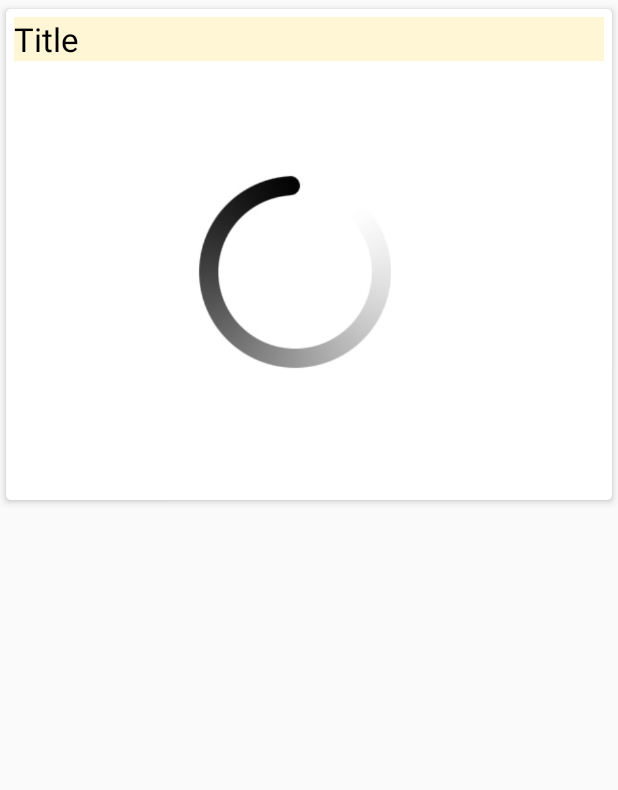
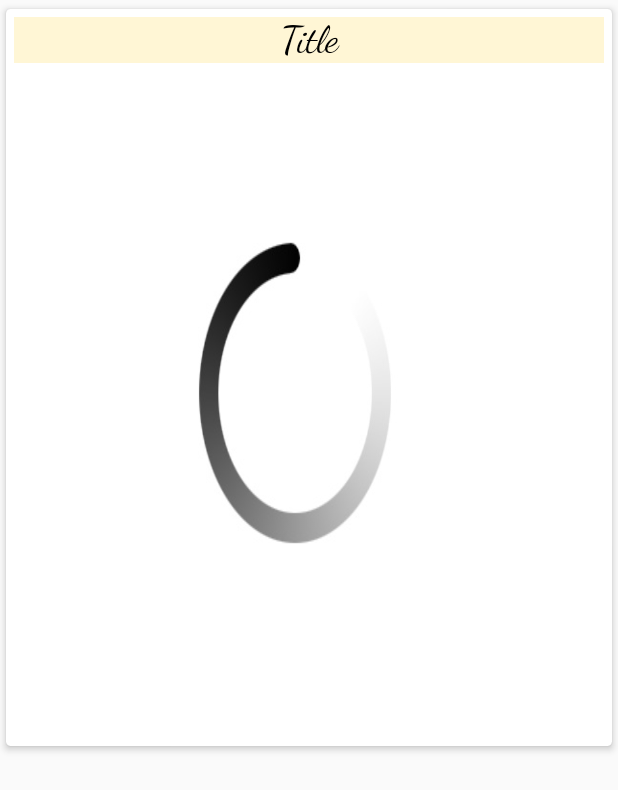
Before and after one commit to rkdroidlabs/AnimalWelfare2, an Android app: the layout row.xml on its own in the app's theme, with its tools: preview values and no code run, on a phone screen of 412 x 824 dp. Shown: the top 790 px of the screen. Run offline under Robolectric (Android 15) with nearby library versions, the phone set to English and light mode, and no system bars.

```diff
--- a/app/src/main/res/layout/row.xml
+++ b/app/src/main/res/layout/row.xml
@@ -22,15 +22,17 @@
             android:textColor="#000"
             android:text="Title"
             android:id="@+id/rTitleTv"
-            android:textSize="22sp"/>
+            android:textSize="25sp"
+            android:fontFamily="cursive"
+            android:textAlignment="center"
+            android:gravity="center_horizontal" />
 
         <ImageView
             android:id="@+id/rImageView"
             android:layout_width="match_parent"
             android:layout_height="wrap_content"
             android:adjustViewBounds="true"
-            android:scaleType="centerCrop"
-            android:src="@drawable/load"/>
+            android:background="@drawable/load"/>
 
     </LinearLayout>
 
```
